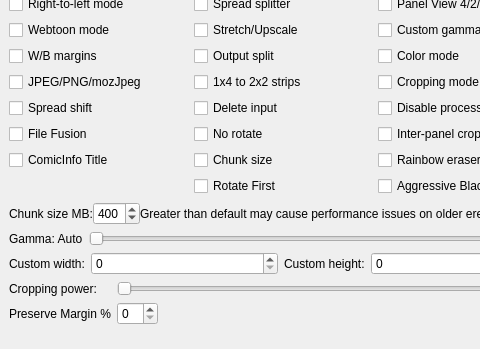
First picture: the form in gui/KCC.ui, repository ciromattia/kcc, before the edit; both pictures show x 0 to 480 and y 263 to 612 of the 566 by 612 pixel window.
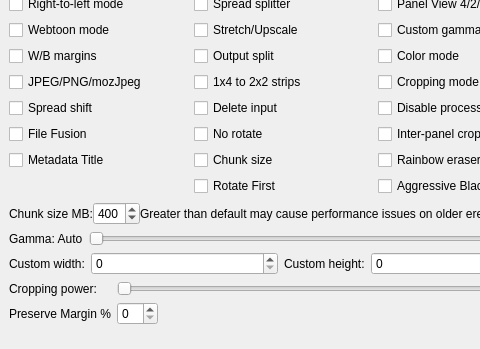
Second picture: the form after the edit. Icons and pictures are not drawn.

Commit message: rename comicinfotitle to metadata title

Patch:
```diff
--- a/gui/KCC.ui
+++ b/gui/KCC.ui
@@ -590,7 +590,7 @@
           <string>Write Title from ComicInfo.xml</string>
          </property>
          <property name="text">
-          <string>ComicInfo Title</string>
+          <string>Metadata Title</string>
          </property>
         </widget>
        </item>
```
Left out of the diff: 4 changed lines with no effect on the pictures. The commit also changes 5 other files.
